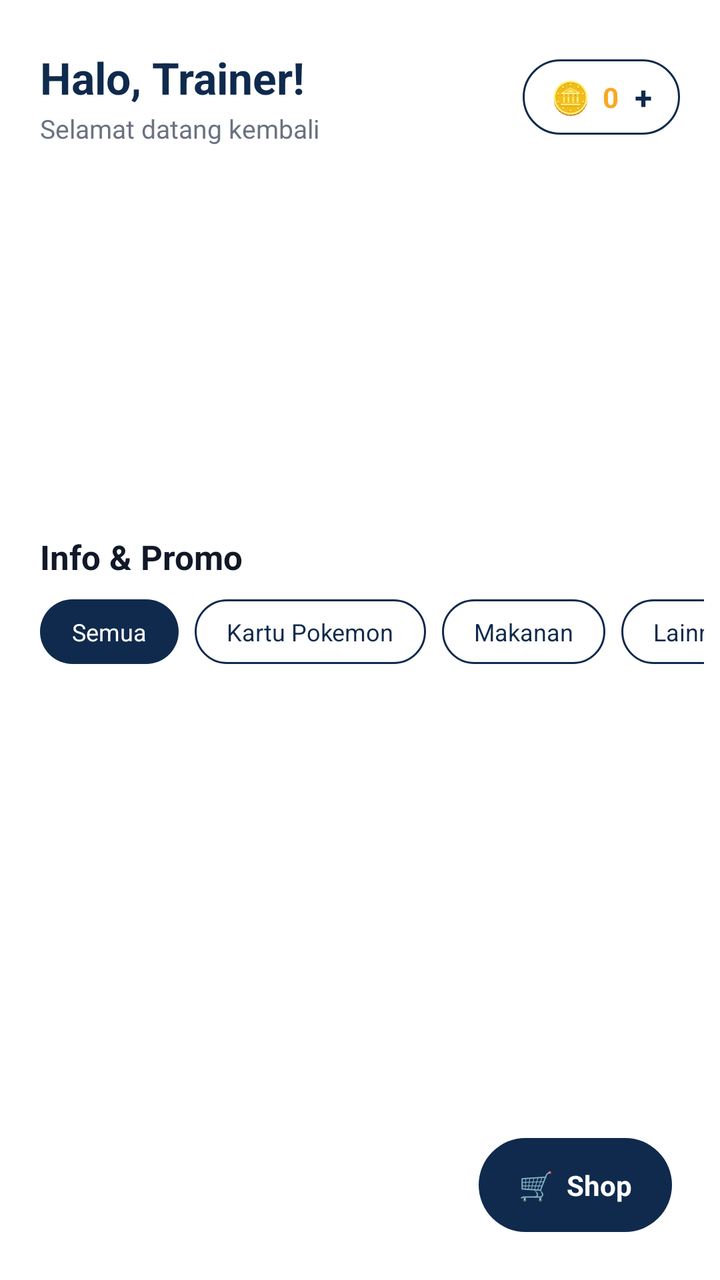
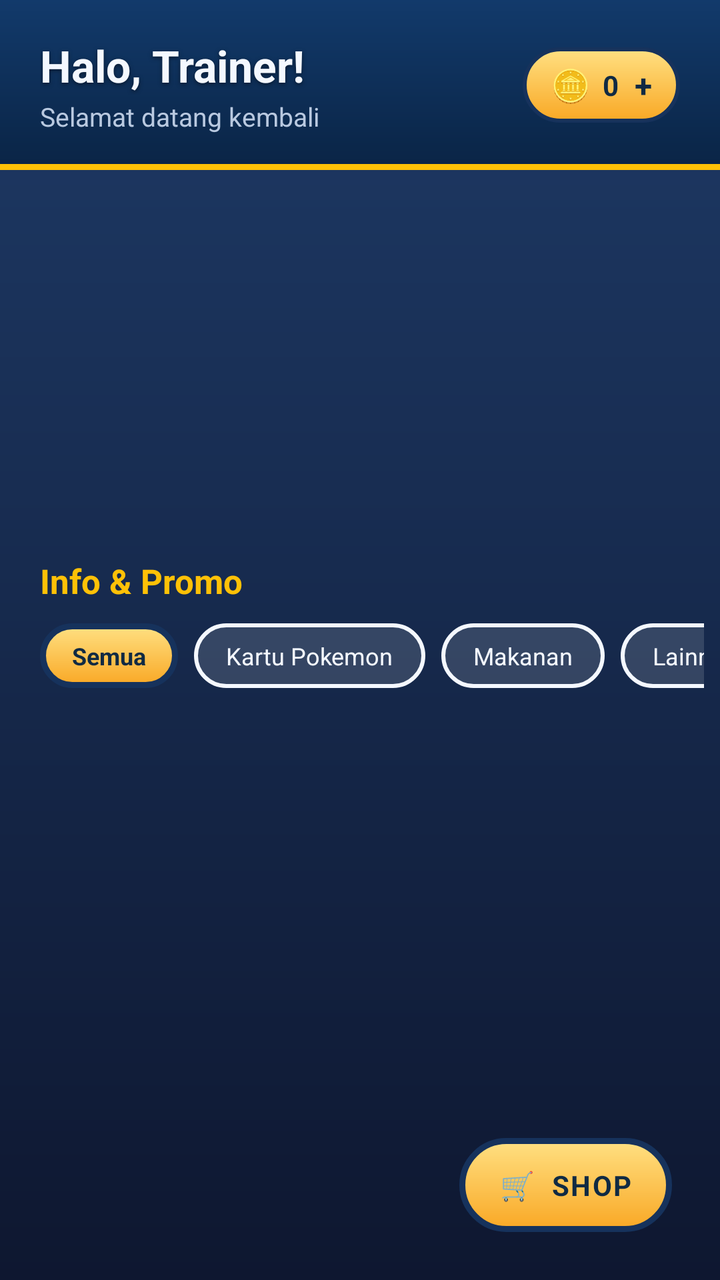

Two renders of the same Android screen: before a commit and after it. Below are the layout's source before the change and the commit's diff.
<!-- AndroidManifest.xml: application theme Theme.Proyek_MDP -->
<!-- res/layout/fragment_home.xml -->
<?xml version="1.0" encoding="utf-8"?>
<FrameLayout xmlns:android="http://schemas.android.com/apk/res/android"
    xmlns:app="http://schemas.android.com/apk/res-auto"
    android:layout_width="match_parent"
    android:layout_height="match_parent"
    android:background="#FFFFFF">

    <ScrollView
        android:layout_width="match_parent"
        android:layout_height="match_parent"
        android:fillViewport="true">

        <LinearLayout
            android:layout_width="match_parent"
            android:layout_height="wrap_content"
            android:orientation="vertical"
            android:paddingBottom="96dp">

            <LinearLayout
                android:layout_width="match_parent"
                android:layout_height="wrap_content"
                android:orientation="horizontal"
                android:gravity="center_vertical"
                android:paddingHorizontal="20dp"
                android:paddingTop="24dp"
                android:paddingBottom="16dp">

                <LinearLayout
                    android:layout_width="0dp"
                    android:layout_height="wrap_content"
                    android:layout_weight="1"
                    android:orientation="vertical">

                    <TextView
                        android:id="@+id/tvGreeting"
                        android:layout_width="match_parent"
                        android:layout_height="wrap_content"
                        android:text="Halo, Trainer!"
                        android:textSize="22sp"
                        android:textStyle="bold"
                        android:textColor="#0F2A4D" />

                    <TextView
                        android:layout_width="match_parent"
                        android:layout_height="wrap_content"
                        android:layout_marginTop="2dp"
                        android:text="Selamat datang kembali"
                        android:textSize="13sp"
                        android:textColor="#6B7280" />
                </LinearLayout>

                <LinearLayout
                    android:id="@+id/btnCoin"
                    android:layout_width="wrap_content"
                    android:layout_height="wrap_content"
                    android:background="@drawable/bg_pill_outline_navy"
                    android:clickable="true"
                    android:focusable="true"
                    android:gravity="center_vertical"
                    android:orientation="horizontal"
                    android:paddingHorizontal="14dp"
                    android:paddingVertical="8dp">

                    <TextView
                        android:layout_width="wrap_content"
                        android:layout_height="wrap_content"
                        android:text="🪙"
                        android:textSize="16sp" />

                    <TextView
                        android:id="@+id/tvCoins"
                        android:layout_width="wrap_content"
                        android:layout_height="wrap_content"
                        android:layout_marginStart="6dp"
                        android:text="0"
                        android:textColor="#F9A825"
                        android:textSize="14sp"
                        android:textStyle="bold" />

                    <TextView
                        android:layout_width="wrap_content"
                        android:layout_height="wrap_content"
                        android:layout_marginStart="8dp"
                        android:text="+"
                        android:textColor="#0F2A4D"
                        android:textSize="16sp"
                        android:textStyle="bold" />
                </LinearLayout>
            </LinearLayout>

            <androidx.recyclerview.widget.RecyclerView
                android:id="@+id/rvBanner"
                android:layout_width="match_parent"
                android:layout_height="150dp"
                android:paddingStart="20dp"
                android:paddingEnd="20dp"
                android:clipToPadding="false" />

            <LinearLayout
                android:id="@+id/dotsContainer"
                android:layout_width="wrap_content"
                android:layout_height="wrap_content"
                android:layout_gravity="center_horizontal"
                android:layout_marginTop="8dp"
                android:layout_marginBottom="20dp"
                android:orientation="horizontal" />

            <TextView
                android:id="@+id/tvEmptyBanner"
                android:layout_width="match_parent"
                android:layout_height="wrap_content"
                android:layout_marginStart="20dp"
                android:layout_marginBottom="20dp"
                android:text="Belum ada promo"
                android:textSize="13sp"
                android:textColor="#9CA3AF"
                android:visibility="gone" />

            <LinearLayout
                android:id="@+id/layoutStarterCard"
                android:layout_width="match_parent"
                android:layout_height="wrap_content"
                android:layout_marginHorizontal="20dp"
                android:layout_marginBottom="20dp"
                android:orientation="horizontal"
                android:gravity="center_vertical"
                android:background="@drawable/bg_card_border"
                android:padding="14dp"
                android:visibility="gone">

                <ImageView
                    android:id="@+id/imgStarter"
                    android:layout_width="56dp"
                    android:layout_height="56dp"
                    android:scaleType="centerInside" />

                <LinearLayout
                    android:layout_width="0dp"
                    android:layout_height="wrap_content"
                    android:layout_weight="1"
                    android:layout_marginStart="12dp"
                    android:orientation="vertical">

                    <TextView
                        android:layout_width="wrap_content"
                        android:layout_height="wrap_content"
                        android:text="STARTER KAMU"
                        android:textSize="10sp"
                        android:textColor="#9CA3AF"
                        android:letterSpacing="0.05" />

                    <TextView
                        android:id="@+id/tvStarterName"
                        android:layout_width="wrap_content"
                        android:layout_height="wrap_content"
                        android:text="Bulbasaur"
                        android:textSize="16sp"
                        android:textStyle="bold"
                        android:textColor="#111827" />

                    <TextView
                        android:id="@+id/tvStarterLevel"
                        android:layout_width="wrap_content"
                        android:layout_height="wrap_content"
                        android:text="Level 1"
                        android:textSize="13sp"
                        android:textColor="#0F2A4D" />
                </LinearLayout>
            </LinearLayout>

            <TextView
                android:layout_width="wrap_content"
                android:layout_height="wrap_content"
                android:layout_marginStart="20dp"
                android:layout_marginBottom="10dp"
                android:text="Info &amp; Promo"
                android:textSize="17sp"
                android:textStyle="bold"
                android:textColor="#111827" />

            <HorizontalScrollView
                android:layout_width="match_parent"
                android:layout_height="wrap_content"
                android:paddingStart="20dp"
                android:paddingEnd="8dp"
                android:layout_marginBottom="12dp"
                android:scrollbars="none">

                <LinearLayout
                    android:layout_width="wrap_content"
                    android:layout_height="wrap_content"
                    android:orientation="horizontal">

                    <TextView
                        android:id="@+id/btnFilterAll"
                        android:layout_width="wrap_content"
                        android:layout_height="wrap_content"
                        android:background="@drawable/bg_pill_navy"
                        android:paddingHorizontal="16dp"
                        android:paddingVertical="8dp"
                        android:text="Semua"
                        android:textColor="@android:color/white"
                        android:textSize="12sp"
                        android:layout_marginEnd="8dp" />

                    <TextView
                        android:id="@+id/btnFilterKartu"
                        android:layout_width="wrap_content"
                        android:layout_height="wrap_content"
                        android:background="@drawable/bg_pill_outline_navy"
                        android:paddingHorizontal="16dp"
                        android:paddingVertical="8dp"
                        android:text="Kartu Pokemon"
                        android:textColor="#0F2A4D"
                        android:textSize="12sp"
                        android:layout_marginEnd="8dp" />

                    <TextView
                        android:id="@+id/btnFilterMakanan"
                        android:layout_width="wrap_content"
                        android:layout_height="wrap_content"
                        android:background="@drawable/bg_pill_outline_navy"
                        android:paddingHorizontal="16dp"
                        android:paddingVertical="8dp"
                        android:text="Makanan"
                        android:textColor="#0F2A4D"
                        android:textSize="12sp"
                        android:layout_marginEnd="8dp" />

                    <TextView
                        android:id="@+id/btnFilterLainnya"
                        android:layout_width="wrap_content"
                        android:layout_height="wrap_content"
                        android:background="@drawable/bg_pill_outline_navy"
                        android:paddingHorizontal="16dp"
                        android:paddingVertical="8dp"
                        android:text="Lainnya"
                        android:textColor="#0F2A4D"
                        android:textSize="12sp" />

                </LinearLayout>
            </HorizontalScrollView>

            <androidx.recyclerview.widget.RecyclerView
                android:id="@+id/rvHomeFeed"
                android:layout_width="match_parent"
                android:layout_height="wrap_content"
                android:nestedScrollingEnabled="false" />

            <TextView
                android:id="@+id/tvEmptyFeed"
                android:layout_width="match_parent"
                android:layout_height="wrap_content"
                android:layout_marginStart="20dp"
                android:layout_marginTop="8dp"
                android:text="Belum ada info di kategori ini"
                android:textSize="13sp"
                android:textColor="#9CA3AF"
                android:visibility="gone" />

        </LinearLayout>
    </ScrollView>

    <TextView
        android:id="@+id/btnOpenShop"
        android:layout_width="wrap_content"
        android:layout_height="wrap_content"
        android:layout_gravity="bottom|end"
        android:layout_margin="24dp"
        android:background="@drawable/bg_pill_navy"
        android:paddingHorizontal="20dp"
        android:paddingVertical="14dp"
        android:text="🛒  Shop"
        android:textColor="@android:color/white"
        android:textStyle="bold" />

</FrameLayout>
<!-- resources referenced by this layout -->
<resources>
  <!-- drawable bg_card_border (drawable) -->
  <?xml version="1.0" encoding="utf-8"?>
  <shape xmlns:android="http://schemas.android.com/apk/res/android">
      <solid android:color="#FFFFFF" />
      <corners android:radius="12dp" />
      <stroke android:width="1dp" android:color="#E5E7EB" />
  </shape>
  <!-- drawable bg_pill_navy (drawable) -->
  <?xml version="1.0" encoding="utf-8"?>
  <shape xmlns:android="http://schemas.android.com/apk/res/android">
      <solid android:color="#0F2A4D" />
      <corners android:radius="28dp" />
  </shape>
  <!-- drawable bg_pill_outline_navy (drawable) -->
  <?xml version="1.0" encoding="utf-8"?>
  <shape xmlns:android="http://schemas.android.com/apk/res/android">
      <solid android:color="#FFFFFF" />
      <corners android:radius="20dp" />
      <stroke android:width="1dp" android:color="#0F2A4D" />
  </shape>
  <style name="Base.Theme.Proyek_MDP" parent="Theme.Material3.DayNight.NoActionBar">
          
          
      </style>
  <!-- unchanged entries left out for length: 1 -->
</resources>

<!-- the commit's change to res/layout/fragment_home.xml (unified diff, before → after) -->
@@ -3,7 +3,7 @@
     xmlns:app="http://schemas.android.com/apk/res-auto"
     android:layout_width="match_parent"
     android:layout_height="match_parent"
-    android:background="#FFFFFF">
+    android:background="@drawable/bg_game_screen">
 
     <ScrollView
         android:layout_width="match_parent"
@@ -16,14 +16,15 @@
             android:orientation="vertical"
             android:paddingBottom="96dp">
 
+            
             <LinearLayout
                 android:layout_width="match_parent"
                 android:layout_height="wrap_content"
                 android:orientation="horizontal"
                 android:gravity="center_vertical"
+                android:background="@drawable/bg_game_topbar"
                 android:paddingHorizontal="20dp"
-                android:paddingTop="24dp"
-                android:paddingBottom="16dp">
+                android:paddingVertical="18dp">
 
                 <LinearLayout
                     android:layout_width="0dp"
@@ -38,7 +39,11 @@
                         android:text="Halo, Trainer!"
                         android:textSize="22sp"
                         android:textStyle="bold"
-                        android:textColor="#0F2A4D" />
+                        android:textColor="@color/game_text_on_dark"
+                        android:shadowColor="#80000000"
+                        android:shadowDx="0"
+                        android:shadowDy="2"
+                        android:shadowRadius="5" />
 
                     <TextView
                         android:layout_width="match_parent"
@@ -46,14 +51,14 @@
                         android:layout_marginTop="2dp"
                         android:text="Selamat datang kembali"
                         android:textSize="13sp"
-                        android:textColor="#6B7280" />
+                        android:textColor="#B9C9E0" />
                 </LinearLayout>
 
                 <LinearLayout
                     android:id="@+id/btnCoin"
                     android:layout_width="wrap_content"
                     android:layout_height="wrap_content"
-                    android:background="@drawable/bg_pill_outline_navy"
+                    android:background="@drawable/bg_game_pill_gold"
                     android:clickable="true"
                     android:focusable="true"
                     android:gravity="center_vertical"
@@ -73,7 +78,7 @@
                         android:layout_height="wrap_content"
                         android:layout_marginStart="6dp"
                         android:text="0"
-                        android:textColor="#F9A825"
+                        android:textColor="@color/game_text_dark"
                         android:textSize="14sp"
                         android:textStyle="bold" />
 
@@ -82,7 +87,7 @@
                         android:layout_height="wrap_content"
                         android:layout_marginStart="8dp"
                         android:text="+"
-                        android:textColor="#0F2A4D"
+                        android:textColor="@color/game_text_dark"
                         android:textSize="16sp"
                         android:textStyle="bold" />
                 </LinearLayout>
@@ -92,6 +97,7 @@
                 android:id="@+id/rvBanner"
                 android:layout_width="match_parent"
                 android:layout_height="150dp"
+                android:layout_marginTop="16dp"
                 android:paddingStart="20dp"
                 android:paddingEnd="20dp"
                 android:clipToPadding="false" />
@@ -113,7 +119,7 @@
                 android:layout_marginBottom="20dp"
                 android:text="Belum ada promo"
                 android:textSize="13sp"
-                android:textColor="#9CA3AF"
+                android:textColor="#A9BCD6"
                 android:visibility="gone" />
 
             <LinearLayout
@@ -124,7 +130,7 @@
                 android:layout_marginBottom="20dp"
                 android:orientation="horizontal"
                 android:gravity="center_vertical"
-                android:background="@drawable/bg_card_border"
+                android:background="@drawable/bg_game_panel"
                 android:padding="14dp"
                 android:visibility="gone">
 
@@ -146,7 +152,8 @@
                         android:layout_height="wrap_content"
                         android:text="STARTER KAMU"
                         android:textSize="10sp"
-                        android:textColor="#9CA3AF"
+                        android:textColor="@color/game_text_muted"
+                        android:textStyle="bold"
                         android:letterSpacing="0.05" />
 
                     <TextView
@@ -156,7 +163,7 @@
                         android:text="Bulbasaur"
                         android:textSize="16sp"
                         android:textStyle="bold"
-                        android:textColor="#111827" />
+                        android:textColor="@color/game_text_dark" />
 
                     <TextView
                         android:id="@+id/tvStarterLevel"
@@ -164,7 +171,7 @@
                         android:layout_height="wrap_content"
                         android:text="Level 1"
                         android:textSize="13sp"
-                        android:textColor="#0F2A4D" />
+                        android:textColor="@color/game_navy" />
                 </LinearLayout>
             </LinearLayout>
 
@@ -176,7 +183,7 @@
                 android:text="Info &amp; Promo"
                 android:textSize="17sp"
                 android:textStyle="bold"
-                android:textColor="#111827" />
+                android:textColor="@color/game_gold" />
 
             <HorizontalScrollView
                 android:layout_width="match_parent"
@@ -195,11 +202,12 @@
                         android:id="@+id/btnFilterAll"
                         android:layout_width="wrap_content"
                         android:layout_height="wrap_content"
-                        android:background="@drawable/bg_pill_navy"
+                        android:background="@drawable/bg_game_button_gold"
                         android:paddingHorizontal="16dp"
                         android:paddingVertical="8dp"
                         android:text="Semua"
-                        android:textColor="@android:color/white"
+                        android:textColor="@color/game_text_dark"
+                        android:textStyle="bold"
                         android:textSize="12sp"
                         android:layout_marginEnd="8dp" />
 
@@ -207,11 +215,11 @@
                         android:id="@+id/btnFilterKartu"
                         android:layout_width="wrap_content"
                         android:layout_height="wrap_content"
-                        android:background="@drawable/bg_pill_outline_navy"
+                        android:background="@drawable/bg_game_pill_outline"
                         android:paddingHorizontal="16dp"
                         android:paddingVertical="8dp"
                         android:text="Kartu Pokemon"
-                        android:textColor="#0F2A4D"
+                        android:textColor="@color/game_text_on_dark"
                         android:textSize="12sp"
                         android:layout_marginEnd="8dp" />
 
@@ -219,11 +227,11 @@
                         android:id="@+id/btnFilterMakanan"
                         android:layout_width="wrap_content"
                         android:layout_height="wrap_content"
-                        android:background="@drawable/bg_pill_outline_navy"
+                        android:background="@drawable/bg_game_pill_outline"
                         android:paddingHorizontal="16dp"
                         android:paddingVertical="8dp"
                         android:text="Makanan"
-                        android:textColor="#0F2A4D"
+                        android:textColor="@color/game_text_on_dark"
                         android:textSize="12sp"
                         android:layout_marginEnd="8dp" />
 
@@ -231,11 +239,11 @@
                         android:id="@+id/btnFilterLainnya"
                         android:layout_width="wrap_content"
                         android:layout_height="wrap_content"
-                        android:background="@drawable/bg_pill_outline_navy"
+                        android:background="@drawable/bg_game_pill_outline"
                         android:paddingHorizontal="16dp"
                         android:paddingVertical="8dp"
                         android:text="Lainnya"
-                        android:textColor="#0F2A4D"
+                        android:textColor="@color/game_text_on_dark"
                         android:textSize="12sp" />
 
                 </LinearLayout>
@@ -255,7 +263,7 @@
                 android:layout_marginTop="8dp"
                 android:text="Belum ada info di kategori ini"
                 android:textSize="13sp"
-                android:textColor="#9CA3AF"
+                android:textColor="#A9BCD6"
                 android:visibility="gone" />
 
         </LinearLayout>
@@ -267,11 +275,12 @@
         android:layout_height="wrap_content"
         android:layout_gravity="bottom|end"
         android:layout_margin="24dp"
-        android:background="@drawable/bg_pill_navy"
+        android:background="@drawable/bg_game_button_gold"
         android:paddingHorizontal="20dp"
         android:paddingVertical="14dp"
-        android:text="🛒  Shop"
-        android:textColor="@android:color/white"
-        android:textStyle="bold" />
+        android:text="🛒  SHOP"
+        android:textColor="@color/game_text_dark"
+        android:textStyle="bold"
+        android:letterSpacing="0.05" />
 
 </FrameLayout>
<!-- resource entries referenced after the edit -->
@@ -1,29 +1,99 @@
 <!-- resources referenced by this layout -->
 <resources>
-  <!-- drawable bg_card_border (drawable) -->
+  <color name="game_gold">#FFC107</color>
+  <color name="game_navy">#123A6B</color>
+  <color name="game_text_dark">#102A43</color>
+  <color name="game_text_muted">#5B6B7F</color>
+  <color name="game_text_on_dark">#F4F8FF</color>
+  <!-- drawable bg_game_button_gold (drawable) -->
   <?xml version="1.0" encoding="utf-8"?>
-  <shape xmlns:android="http://schemas.android.com/apk/res/android">
-      <solid android:color="#FFFFFF" />
-      <corners android:radius="12dp" />
-      <stroke android:width="1dp" android:color="#E5E7EB" />
+  <shape xmlns:android="http://schemas.android.com/apk/res/android"
+      android:shape="rectangle">
+      <gradient
+          android:angle="270"
+          android:startColor="@color/game_gold_light"
+          android:endColor="@color/game_gold_dark" />
+      <corners android:radius="26dp" />
+      <stroke android:width="3dp" android:color="@color/game_border" />
   </shape>
-  <!-- drawable bg_pill_navy (drawable) -->
+  <!-- drawable bg_game_panel (drawable) -->
   <?xml version="1.0" encoding="utf-8"?>
-  <shape xmlns:android="http://schemas.android.com/apk/res/android">
-      <solid android:color="#0F2A4D" />
-      <corners android:radius="28dp" />
+  <shape xmlns:android="http://schemas.android.com/apk/res/android"
+      android:shape="rectangle">
+      <solid android:color="@color/game_panel" />
+      <corners android:radius="18dp" />
+      <stroke android:width="3dp" android:color="@color/game_border" />
   </shape>
-  <!-- drawable bg_pill_outline_navy (drawable) -->
+  <!-- drawable bg_game_pill_gold (drawable) -->
   <?xml version="1.0" encoding="utf-8"?>
-  <shape xmlns:android="http://schemas.android.com/apk/res/android">
-      <solid android:color="#FFFFFF" />
+  <shape xmlns:android="http://schemas.android.com/apk/res/android"
+      android:shape="rectangle">
+      <gradient
+          android:angle="270"
+          android:startColor="@color/game_gold_light"
+          android:endColor="@color/game_gold_dark" />
       <corners android:radius="20dp" />
-      <stroke android:width="1dp" android:color="#0F2A4D" />
+      <stroke android:width="2dp" android:color="@color/game_border" />
   </shape>
+  <!-- drawable bg_game_pill_outline (drawable) -->
+  <?xml version="1.0" encoding="utf-8"?>
+  <shape xmlns:android="http://schemas.android.com/apk/res/android"
+      android:shape="rectangle">
+      <solid android:color="#22FFFFFF" />
+      <corners android:radius="20dp" />
+      <stroke android:width="2dp" android:color="@color/game_text_on_dark" />
+  </shape>
+  <!-- drawable bg_game_screen (drawable) -->
+  <?xml version="1.0" encoding="utf-8"?>
+  <shape xmlns:android="http://schemas.android.com/apk/res/android"
+      android:shape="rectangle">
+      <gradient
+          android:angle="270"
+          android:startColor="@color/game_bg_top"
+          android:centerColor="@color/game_bg_mid"
+          android:endColor="@color/game_bg_dark" />
+  </shape>
+  <!-- drawable bg_game_topbar (drawable) -->
+  <?xml version="1.0" encoding="utf-8"?>
+  <layer-list xmlns:android="http://schemas.android.com/apk/res/android">
+      <item>
+          <shape android:shape="rectangle">
+              <gradient
+                  android:angle="270"
+                  android:startColor="@color/game_navy"
+                  android:endColor="@color/game_navy_dark" />
+          </shape>
+      </item>
+      <item android:gravity="bottom" android:height="3dp">
+          <shape android:shape="rectangle">
+              <solid android:color="@color/game_gold" />
+          </shape>
+      </item>
+  </layer-list>
+  <color name="game_gold_light">#FFE082</color>
+  <color name="game_gold_dark">#F9A825</color>
+  <color name="game_border">#16325C</color>
+  <color name="game_panel">#FFFDF5</color>
+  <color name="game_bg_top">#1E3A66</color>
+  <color name="game_bg_mid">#16294C</color>
+  <color name="game_bg_dark">#0E1730</color>
+  <color name="game_navy_dark">#0A2445</color>
   <style name="Base.Theme.Proyek_MDP" parent="Theme.Material3.DayNight.NoActionBar">
-          
-          
+          <item name="colorPrimary">@color/game_primary</item>
+          <item name="colorPrimaryVariant">@color/game_primary_dark</item>
+          <item name="colorOnPrimary">@color/white</item>
+          <item name="colorSecondary">@color/game_gold</item>
+          <item name="colorOnSecondary">@color/game_text_dark</item>
+  
+          <item name="android:windowBackground">@color/game_bg_dark</item>
+          <item name="android:statusBarColor">@color/game_navy_dark</item>
+          <item name="android:navigationBarColor">@color/game_bg_dark</item>
+          <item name="android:windowLightStatusBar">false</item>
+          <item name="android:windowLightNavigationBar" tools:targetApi="o_mr1">false</item>
       </style>
+  <color name="game_primary">#E53935</color>
+  <color name="game_primary_dark">#B71C1C</color>
+  <color name="white">#FFFFFFFF</color>
   <!-- unchanged entries left out for length: 1 -->
 </resources>
 
